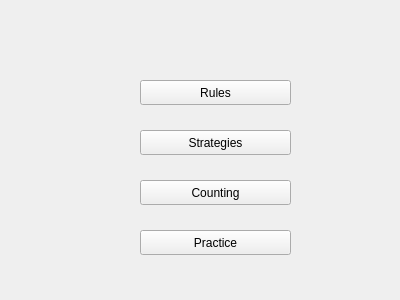
The window that mainmenu.ui (BrandonWortmann/Blackjack2.0) describes before a commit, drawn with Qt 5.
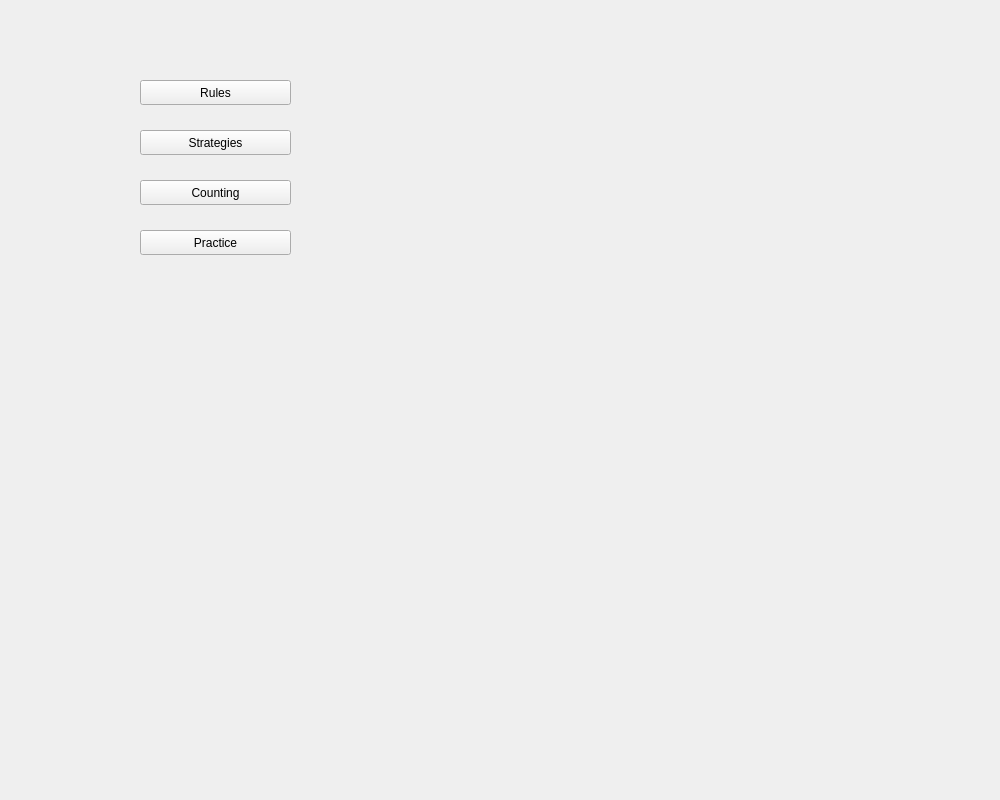
The same window after the commit.

Patch:
```diff
--- a/mainmenu.ui
+++ b/mainmenu.ui
@@ -6,8 +6,8 @@
    <rect>
     <x>0</x>
     <y>0</y>
-    <width>400</width>
-    <height>300</height>
+    <width>1000</width>
+    <height>800</height>
    </rect>
   </property>
   <property name="windowTitle">
```
